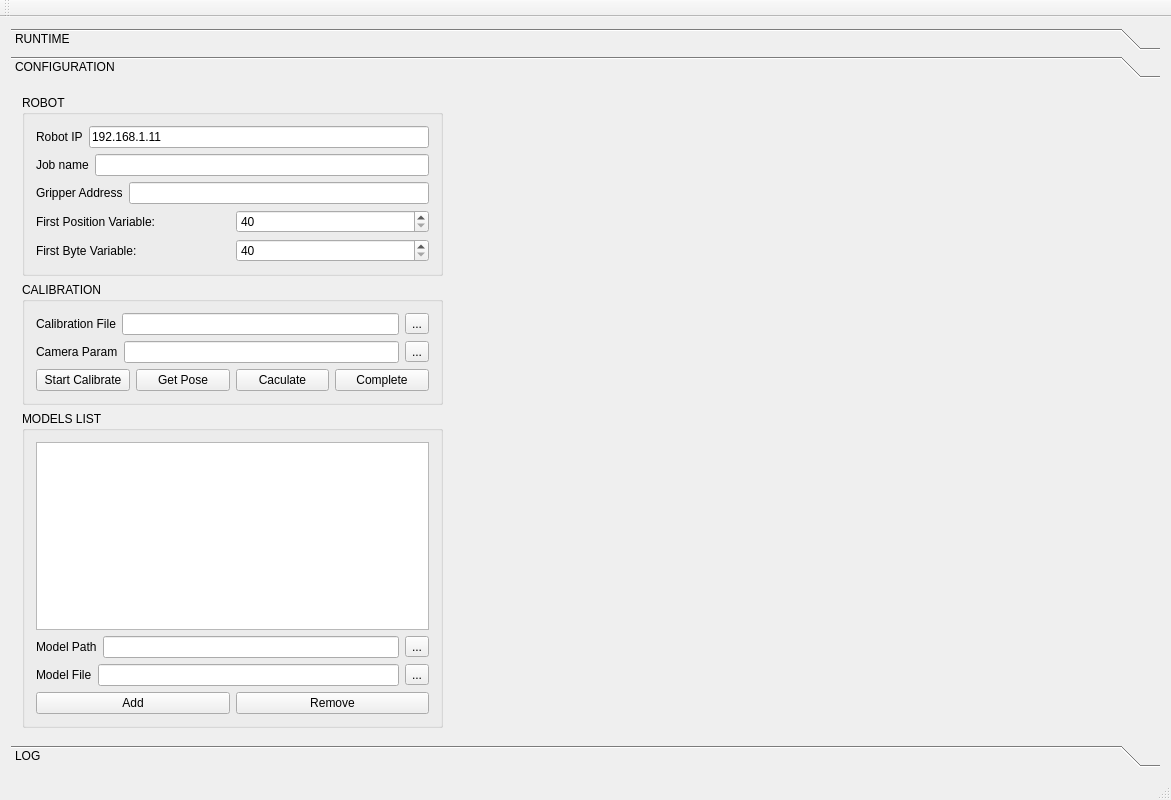
tapati0127/6DPoseEstimation, file mainwindow.ui: the form before one commit.
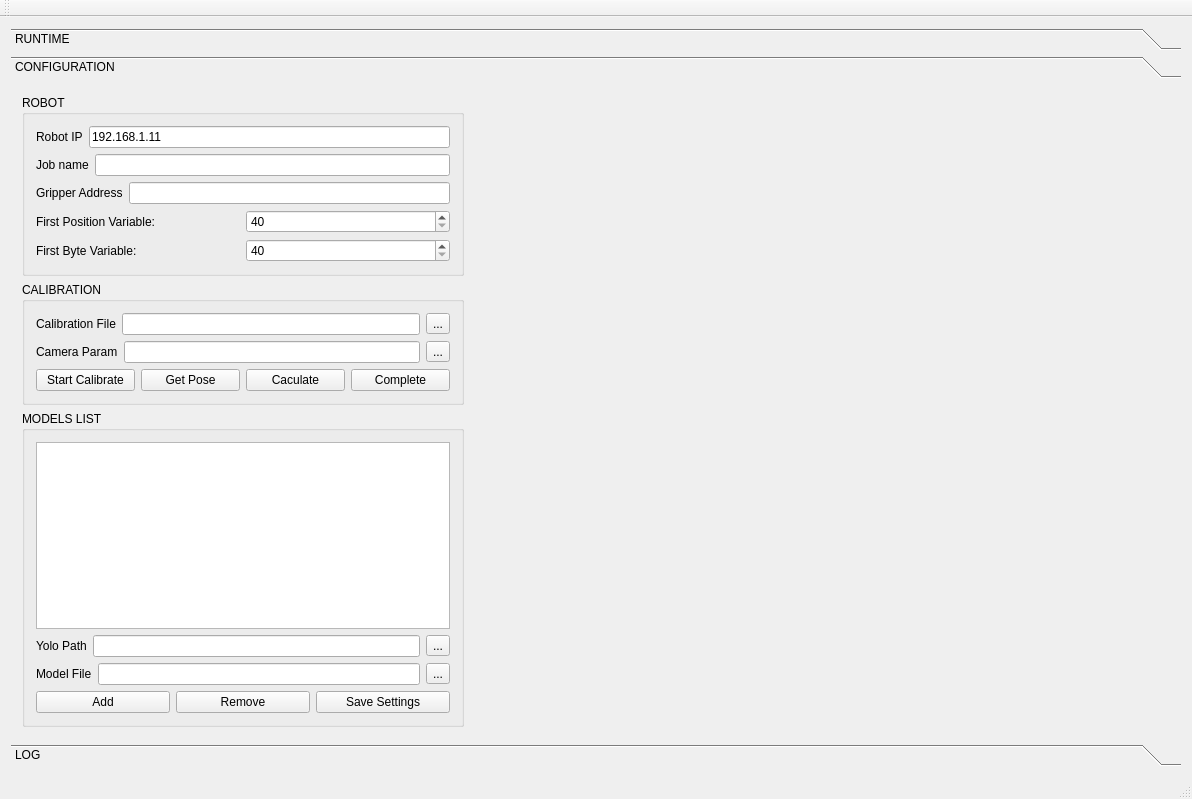
The form after the commit. The open tabs and pages were chosen to show the change. Custom widgets are drawn as their Qt base class.

What changed in the file:
```diff
--- a/mainwindow.ui
+++ b/mainwindow.ui
@@ -6,8 +6,8 @@
    <rect>
     <x>0</x>
     <y>0</y>
-    <width>1171</width>
-    <height>800</height>
+    <width>1192</width>
+    <height>799</height>
    </rect>
   </property>
   <property name="windowTitle">
@@ -601,8 +601,8 @@
         <rect>
          <x>0</x>
          <y>0</y>
-         <width>1153</width>
-         <height>628</height>
+         <width>1174</width>
+         <height>627</height>
         </rect>
        </property>
        <attribute name="label">
@@ -824,7 +824,7 @@
                <item>
                 <widget class="QLabel" name="label_30">
                  <property name="text">
-                  <string>Model Path</string>
+                  <string>Yolo Path</string>
                  </property>
                 </widget>
                </item>
@@ -877,6 +877,13 @@
                  </property>
                 </widget>
                </item>
+               <item>
+                <widget class="QPushButton" name="pushButtonSaveSettings">
+                 <property name="text">
+                  <string>Save Settings</string>
+                 </property>
+                </widget>
+               </item>
               </layout>
              </item>
             </layout>
```
Left out of the diff: 20 changed lines with no effect on the pictures.
